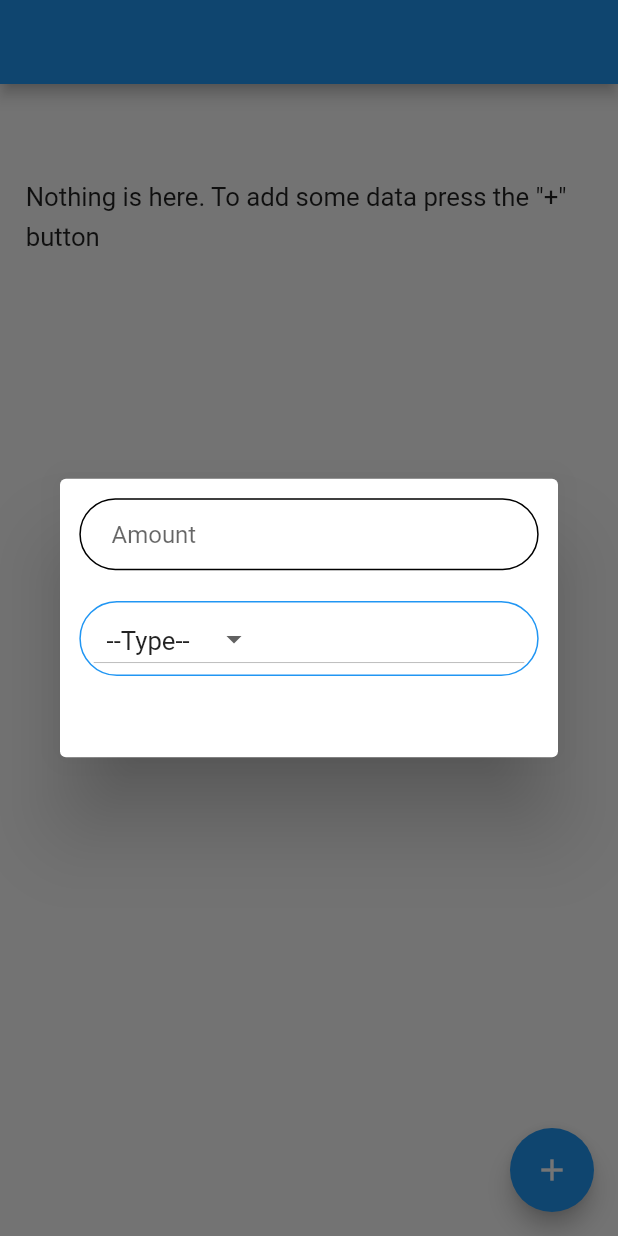
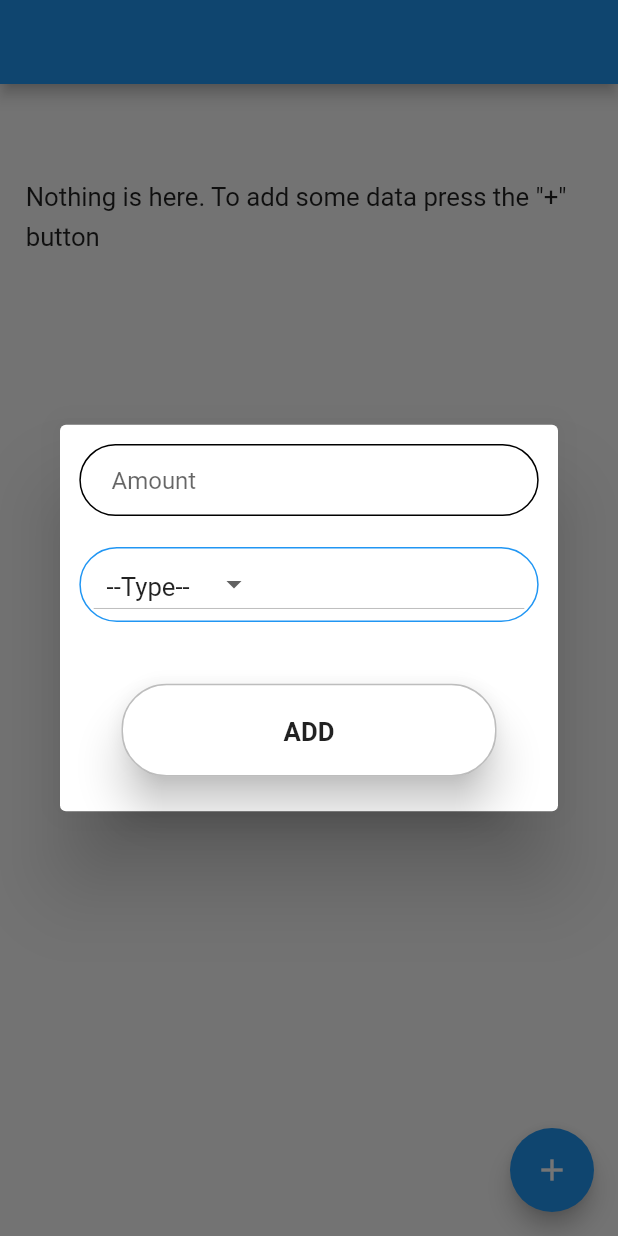
Before and after one commit to Sam21-39/Spend-Analytics, a Flutter app: the screen it shows after launch, after a tap on the "add" icon, on a phone screen of 412 x 824 dp. Run offline on Flutter 3.47's test engine with Material 2 defaults, Android fonts, the phone set to English and light mode, and no system bars; our stand-ins replace flutter_screenutil.

Commit message:
Update item_container.dart

```diff
--- a/spend_analytics/lib/Views/Widgets/item_container.dart
+++ b/spend_analytics/lib/Views/Widgets/item_container.dart
@@ -1,6 +1,7 @@
 import 'package:flutter/material.dart';
 import 'package:spend_analytics/Utils/common.dart';
 import 'package:spend_analytics/Views/UI/ui_text.dart';
+import 'package:spend_analytics/Views/Widgets/custom_button.dart';
 
 class ItemContainer extends StatefulWidget {
   @override
@@ -122,6 +123,10 @@ class _ItemContainerState extends State<ItemContainer> {
         SizedBox(
           height: setHeight(20.0),
         ),
+        CustomButton(text: "ADD", onPressed: () {}),
+        SizedBox(
+          height: setHeight(10.0),
+        ),
       ],
     );
   }
```
